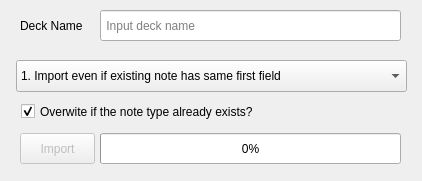
Above: ui/importer/ui_importer.ui from longhoangly/ankiflash-importer before the change. Below: the same form after it.
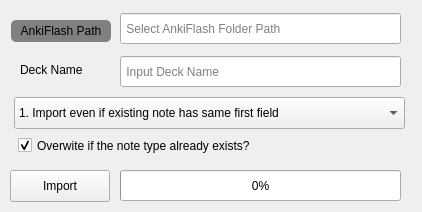
That is the form after the change.

Commit message: updated the importer and mapper

Patch:
```diff
--- a/ui/importer/ui_importer.ui
+++ b/ui/importer/ui_importer.ui
@@ -7,37 +7,36 @@
     <x>0</x>
     <y>0</y>
     <width>422</width>
-    <height>181</height>
+    <height>212</height>
    </rect>
   </property>
   <property name="windowTitle">
    <string>AnkiFlash Importer</string>
   </property>
-  <widget class="QLineEdit" name="deckNameTxt">
+  <widget class="QLineEdit" name="ankiFlashPathTxt">
    <property name="geometry">
     <rect>
-     <x>100</x>
-     <y>10</y>
-     <width>301</width>
+     <x>120</x>
+     <y>13</y>
+     <width>281</width>
      <height>31</height>
     </rect>
    </property>
    <property name="placeholderText">
-    <string> Input deck name</string>
+    <string> Select AnkiFlash Folder Path</string>
    </property>
   </widget>
   <widget class="QProgressBar" name="importProgressBar">
    <property name="geometry">
     <rect>
-     <x>100</x>
-     <y>133</y>
-     <width>301</width>
+     <x>120</x>
+     <y>170</y>
+     <width>281</width>
      <height>31</height>
     </rect>
    </property>
    <property name="font">
     <font>
-     <weight>50</weight>
      <bold>false</bold>
     </font>
    </property>
@@ -45,67 +44,11 @@
     <number>0</number>
    </property>
   </widget>
-  <widget class="QLabel" name="deckNameLbl">
-   <property name="geometry">
-    <rect>
-     <x>20</x>
-     <y>18</y>
-     <width>81</width>
-     <height>16</height>
-    </rect>
-   </property>
-   <property name="font">
-    <font>
-     <weight>50</weight>
-     <bold>false</bold>
-    </font>
-   </property>
-   <property name="text">
-    <string>Deck Name</string>
-   </property>
-  </widget>
-  <widget class="QPushButton" name="importBtn">
-   <property name="enabled">
-    <bool>false</bool>
-   </property>
-   <property name="geometry">
-    <rect>
-     <x>20</x>
-     <y>133</y>
-     <width>75</width>
-     <height>31</height>
-    </rect>
-   </property>
-   <property name="font">
-    <font>
-     <weight>50</weight>
-     <bold>false</bold>
-    </font>
-   </property>
-   <property name="focusPolicy">
-    <enum>Qt::NoFocus</enum>
-   </property>
-   <property name="toolTip">
-    <string>Import generated flashcards into Anki</string>
-   </property>
-   <property name="autoFillBackground">
-    <bool>false</bool>
-   </property>
-   <property name="text">
-    <string>Import</string>
-   </property>
-   <property name="checkable">
-    <bool>false</bool>
-   </property>
-   <property name="default">
-    <bool>false</bool>
-   </property>
-  </widget>
   <widget class="QCheckBox" name="checkBox">
    <property name="geometry">
     <rect>
-     <x>21</x>
-     <y>103</y>
+     <x>18</x>
+     <y>137</y>
      <width>381</width>
      <height>17</height>
     </rect>
@@ -120,8 +63,8 @@
   <widget class="QComboBox" name="importModeBox">
    <property name="geometry">
     <rect>
-     <x>16</x>
-     <y>60</y>
+     <x>14</x>
+     <y>97</y>
      <width>391</width>
      <height>32</height>
     </rect>
@@ -142,6 +85,66 @@
     </property>
    </item>
   </widget>
+  <widget class="QLabel" name="deckNameLbl">
+   <property name="geometry">
+    <rect>
+     <x>20</x>
+     <y>62</y>
+     <width>81</width>
+     <height>16</height>
+    </rect>
+   </property>
+   <property name="font">
+    <font>
+     <bold>false</bold>
+    </font>
+   </property>
+   <property name="text">
+    <string>Deck Name</string>
+   </property>
+  </widget>
+  <widget class="QLineEdit" name="deckNameTxt">
+   <property name="geometry">
+    <rect>
+     <x>120</x>
+     <y>56</y>
+     <width>281</width>
+     <height>31</height>
+    </rect>
+   </property>
+   <property name="placeholderText">
+    <string> Input Deck Name</string>
+   </property>
+  </widget>
+  <widget class="QPushButton" name="ankiFlashPathBtn">
+   <property name="geometry">
+    <rect>
+     <x>11</x>
+     <y>15</y>
+     <width>100</width>
+     <height>32</height>
+    </rect>
+   </property>
+   <property name="styleSheet">
+    <string notr="true">background-color: grey; border-radius: 5px; margin-top: 5px; margin-bottom: 5px;</string>
+   </property>
+   <property name="text">
+    <string>AnkiFlash Path</string>
+   </property>
+  </widget>
+  <widget class="QPushButton" name="importBtn">
+   <property name="geometry">
+    <rect>
+     <x>10</x>
+     <y>170</y>
+     <width>100</width>
+     <height>32</height>
+    </rect>
+   </property>
+   <property name="text">
+    <string>Import</string>
+   </property>
+  </widget>
  </widget>
  <resources/>
  <connections/>
```
The commit also changes 18 other files.
